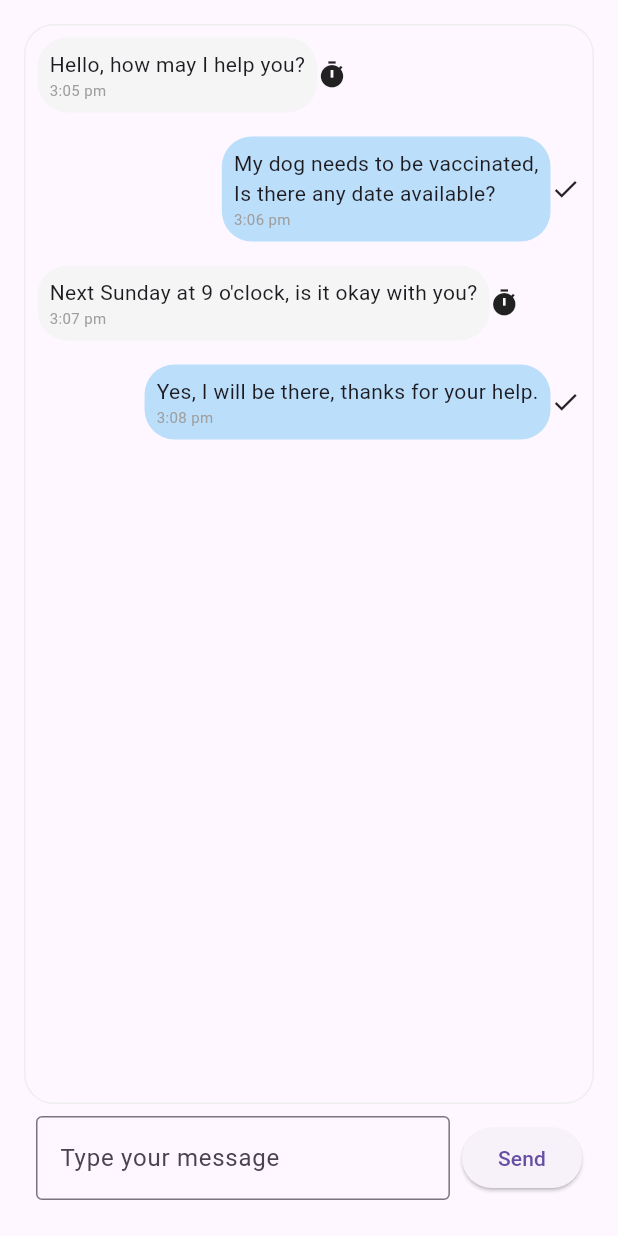
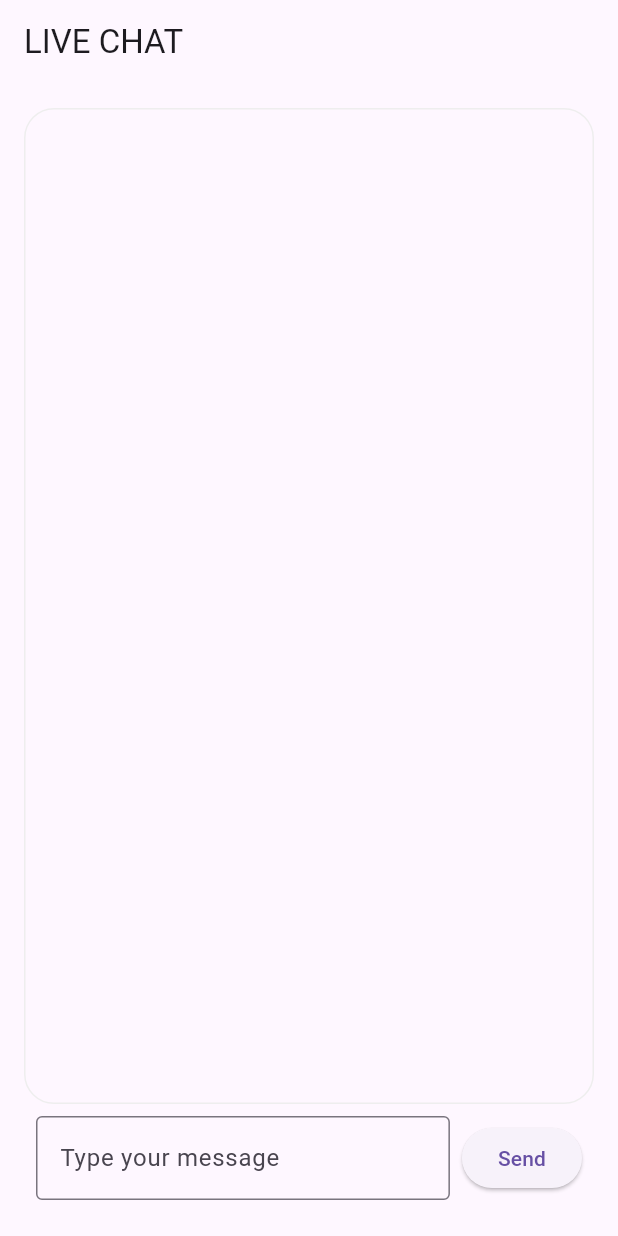
Before and after one commit to monyemad/vetcare_project, a Flutter app: the LiveChat screen opened directly, on a phone screen of 412 x 824 dp. Run offline on Flutter 3.47's test engine with Material 3 defaults, Android fonts, the phone set to English and light mode, and no system bars.

Commit message:
Update chat_live_test.dart

```diff
--- a/lib/screens.dart/layout.dart/chat_live_test.dart
+++ b/lib/screens.dart/layout.dart/chat_live_test.dart
@@ -1,47 +1,48 @@
 import 'package:flutter/material.dart';
+
+void main() {
+  runApp(const MyApp());
+}
+
+class MyApp extends StatelessWidget {
+  const MyApp({Key? key}) : super(key: key);
+
+  @override
+  Widget build(BuildContext context) {
+    return MaterialApp(
+      title: 'Live Chat',
+      theme: ThemeData(
+        primarySwatch: Colors.blue,
+      ),
+      home: const LiveChat(),
+    );
+  }
+}
 
 class Message {
   String sender;
   String text;
-  String time;
+  String timestamp;
 
-  Message({required this.sender, required this.text, required this.time});
+  Message({required this.sender, required this.text, required this.timestamp});
 }
 
 class LiveChat extends StatefulWidget {
-  const LiveChat({super.key});
+  const LiveChat({Key? key}) : super(key: key);
 
   @override
   State<LiveChat> createState() => _LiveChatState();
 }
 
 class _LiveChatState extends State<LiveChat> {
-  final List<Message> _messages = [
-    Message(
-        sender: 'veterinarian',
-        text: 'Hello, how may I help you?',
-        time: '3:05 pm'),
-    Message(
-        sender: 'owner',
-        text: 'My dog needs to be vaccinated,\nIs there any date available?',
-        time: '3:06 pm'),
-    Message(
-        sender: 'veterinarian',
-        text: "Next Sunday at 9 o'clock, is it okay with you?",
-        time: '3:07 pm'),
-    Message(
-        sender: 'owner',
-        text: 'Yes, I will be there, thanks for your help.',
-        time: '3:08 pm'),
-  ];
-
+  final List<Message> _messages = [];
   final TextEditingController _controller = TextEditingController();
 
   void _handleSendMessage() {
     if (_controller.text.trim() != '') {
       setState(() {
         _messages.add(
-            Message(sender: 'owner', text: _controller.text, time: '3:09 pm'));
+            Message(sender: 'owner', text: _controller.text, timestamp: '3:09 pm'));
       });
       _controller.clear();
     }
@@ -50,6 +51,9 @@ class _LiveChatState extends State<LiveChat> {
   @override
   Widget build(BuildContext context) {
     return Scaffold(
+      appBar: AppBar(
+        title: const Text('LIVE CHAT'),
+      ),
       body: SafeArea(
         child: Padding(
           padding: const EdgeInsets.all(16.0),
@@ -85,15 +89,12 @@ class _LiveChatState extends State<LiveChat> {
                                 crossAxisAlignment: CrossAxisAlignment.start,
                                 children: [
                                   Text(_messages[index].text),
-                                  Text(_messages[index].time,
+                                  Text(_messages[index].timestamp,
                                       style: const TextStyle(
                                           fontSize: 10, color: Colors.grey)),
                                 ],
                               ),
                             ),
-                            _messages[index].sender == 'veterinarian'
-                                ? const Icon(Icons.timer, size: 20)
-                                : const Icon(Icons.check, size: 20),
                           ],
                         ),
                       );
```
